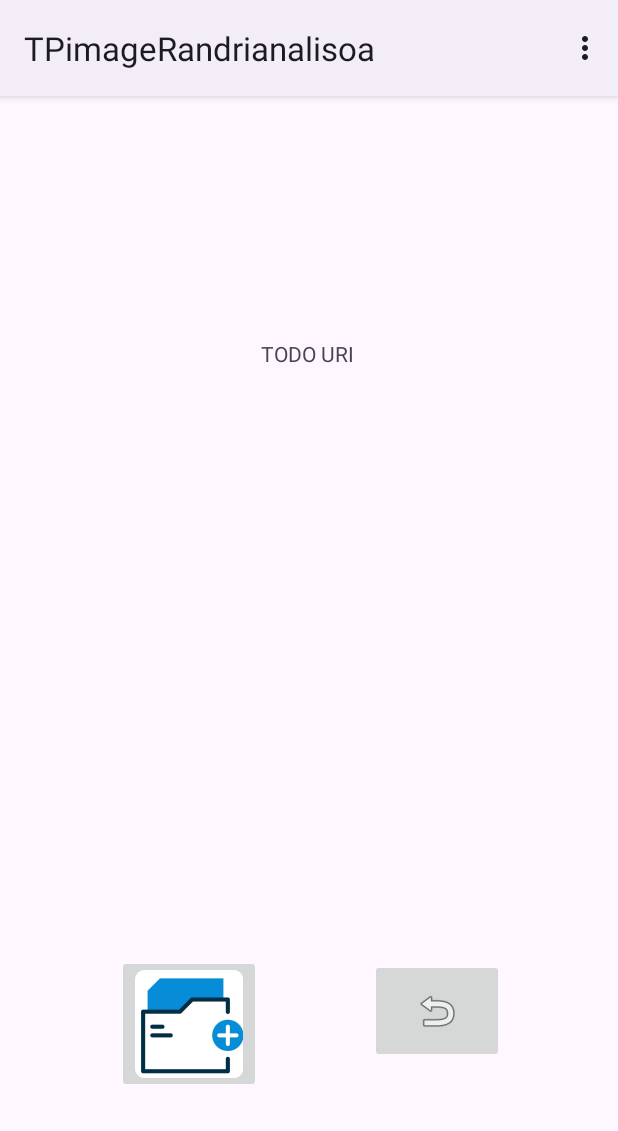
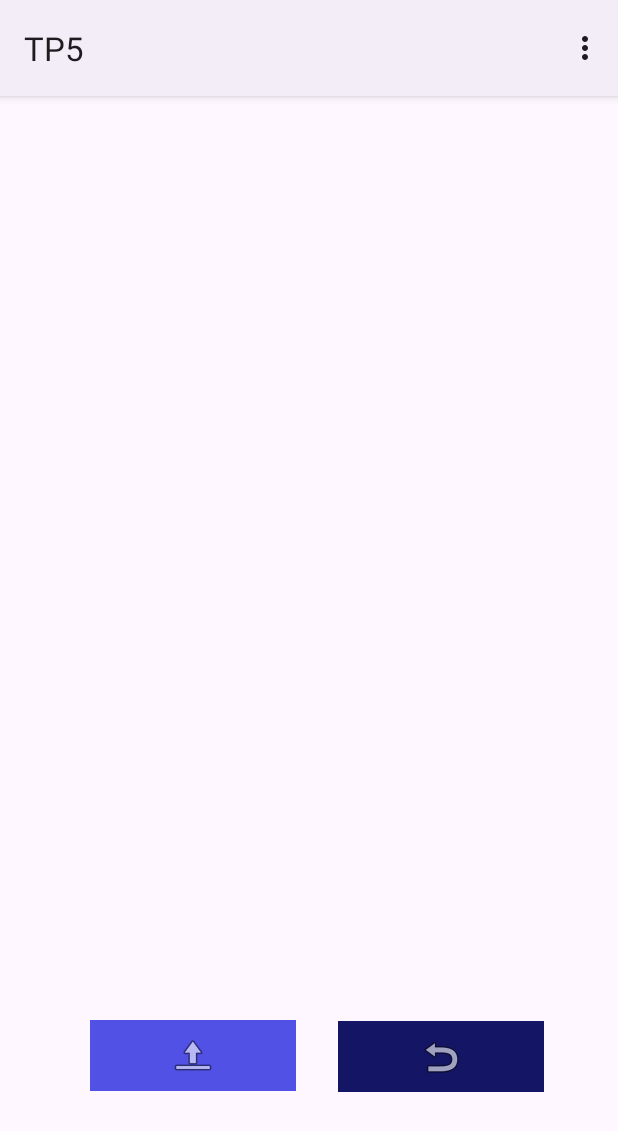
Before and after one commit to laurrnci22/TPImageRandrianalisoa, an Android app: the screen it shows after launch (MainActivity), on a phone screen of 412 x 824 dp. Shown: the top 1131 px of the screen. Run offline under Robolectric (Android 15) with nearby library versions, the phone set to English and light mode, and no system bars.

Commit message:
amelioration + commentaire

```diff
--- a/app/src/main/AndroidManifest.xml
+++ b/app/src/main/AndroidManifest.xml
@@ -13,6 +13,7 @@
         android:theme="@style/Theme.TPimageRandrianalisoa">
         <activity
             android:name=".MainActivity"
+            android:label="@string/title_tp5"
             android:exported="true">
             <intent-filter>
                 <action android:name="android.intent.action.MAIN" />
--- a/app/src/main/res/layout/activity_main.xml
+++ b/app/src/main/res/layout/activity_main.xml
@@ -6,6 +6,34 @@
     android:layout_width="match_parent"
     android:layout_height="match_parent"
     tools:context=".MainActivity">
+
+    <ImageButton
+        android:id="@+id/imageButton4"
+        android:layout_width="137dp"
+        android:layout_height="47dp"
+        android:background="#151566"
+        android:onClick="onReverse"
+        app:layout_constraintBottom_toBottomOf="parent"
+        app:layout_constraintEnd_toEndOf="parent"
+        app:layout_constraintHorizontal_bias="0.821"
+        app:layout_constraintStart_toStartOf="parent"
+        app:layout_constraintTop_toTopOf="parent"
+        app:layout_constraintVertical_bias="0.865"
+        app:srcCompat="@android:drawable/ic_menu_revert" />
+
+    <ImageButton
+        android:id="@+id/imageButton3"
+        android:layout_width="137dp"
+        android:layout_height="47dp"
+        android:background="#292975"
+        android:onClick="onUpload"
+        app:layout_constraintBottom_toBottomOf="parent"
+        app:layout_constraintEnd_toEndOf="parent"
+        app:layout_constraintHorizontal_bias="0.218"
+        app:layout_constraintStart_toStartOf="parent"
+        app:layout_constraintTop_toTopOf="parent"
+        app:layout_constraintVertical_bias="0.864"
+        app:srcCompat="@android:drawable/ic_menu_upload" />
 
     <ImageView
         android:id="@+id/imageView3"
@@ -23,7 +51,6 @@
         android:id="@+id/uriView"
         android:layout_width="wrap_content"
         android:layout_height="wrap_content"
-        android:text="TODO URI"
         app:layout_constraintBottom_toBottomOf="parent"
         app:layout_constraintEnd_toEndOf="parent"
         app:layout_constraintHorizontal_bias="0.498"
@@ -32,29 +59,17 @@
         app:layout_constraintVertical_bias="0.219" />
 
     <ImageButton
-        android:id="@+id/imageButton8"
-        android:layout_width="wrap_content"
-        android:layout_height="wrap_content"
-        android:onClick="onUploadImage"
+        android:id="@+id/imageButton2"
+        android:layout_width="137dp"
+        android:layout_height="47dp"
+        android:background="#5151E6"
+        android:onClick="onUpload"
         app:layout_constraintBottom_toBottomOf="parent"
         app:layout_constraintEnd_toEndOf="parent"
-        app:layout_constraintHorizontal_bias="0.247"
+        app:layout_constraintHorizontal_bias="0.218"
         app:layout_constraintStart_toStartOf="parent"
         app:layout_constraintTop_toTopOf="parent"
-        app:layout_constraintVertical_bias="0.857"
-        app:srcCompat="@mipmap/ic_launcher" />
-
-    <ImageButton
-        android:id="@+id/imageButton"
-        android:layout_width="89dp"
-        android:layout_height="69dp"
-        android:onClick="onReverse"
-        app:layout_constraintBottom_toBottomOf="parent"
-        app:layout_constraintEnd_toEndOf="parent"
-        app:layout_constraintHorizontal_bias="0.764"
-        app:layout_constraintStart_toStartOf="parent"
-        app:layout_constraintTop_toTopOf="parent"
-        app:layout_constraintVertical_bias="0.833"
-        app:srcCompat="@android:drawable/ic_menu_revert" />
+        app:layout_constraintVertical_bias="0.864"
+        app:srcCompat="@android:drawable/ic_menu_upload" />
 
 </androidx.constraintlayout.widget.ConstraintLayout>
```
Also changed, not shown: app/src/main/java/com/example/tpimagerandrianalisoa/MainActivity.java (+68 -76 lines), app/src/main/res/values/strings.xml (+7 -3 lines).
